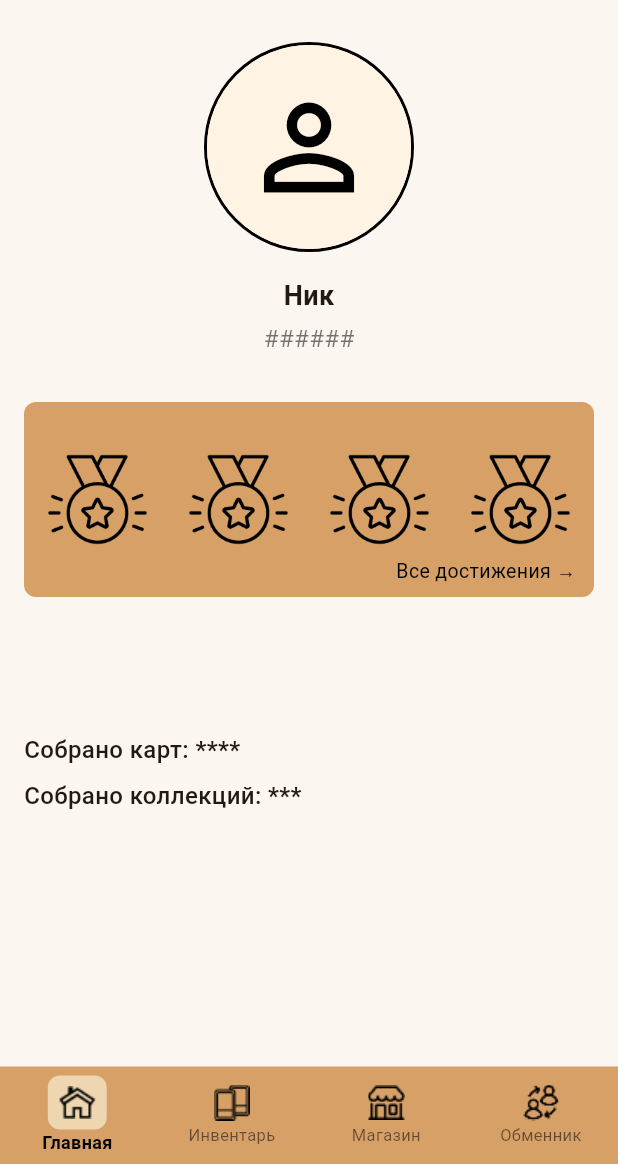
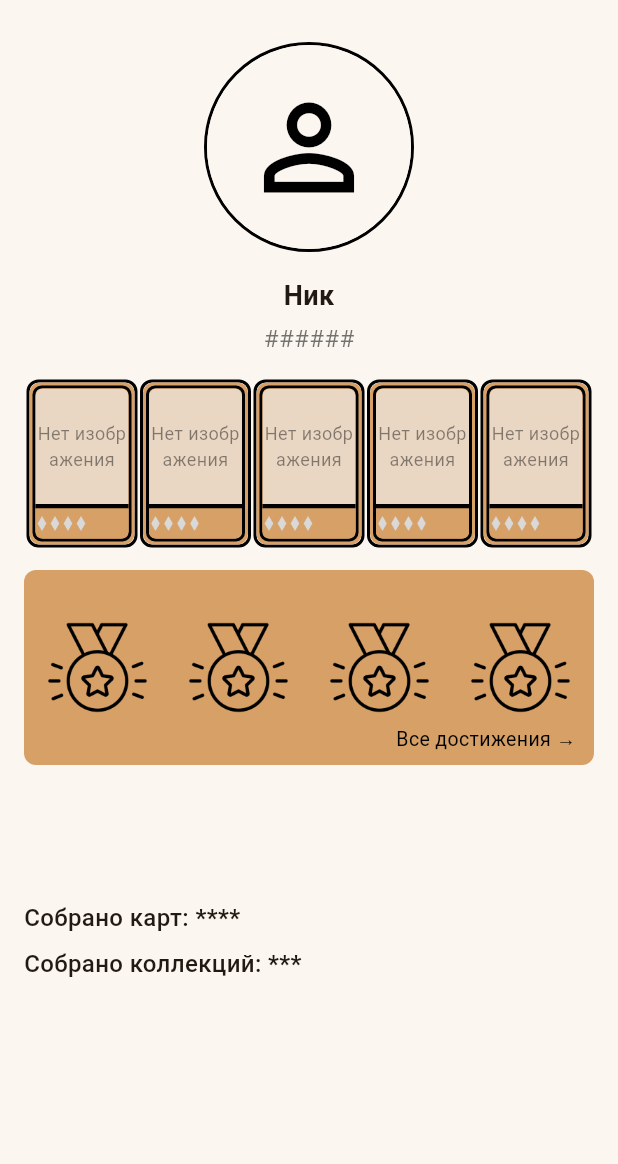
Before and after one commit to capti/Cardly, a Flutter app: the ProfileScreen screen opened directly, on a phone screen of 412 x 824 dp, the part 72-1236 px from its top. Run offline on Flutter 3.47's test engine with Material 3 defaults, Android fonts, the phone set to English and light mode, and no system bars; our stand-ins replace email_validator, flutter_svg, shared_preferences; accounts and stored records are empty; Roboto replaces fonts that are missing (Jost); project files that could hold a hidden picture were left out.

Commit message:
FCCX-135 update displaying favorite cards in the profile

```diff
--- a/frontend/lib/views/profile_screen.dart
+++ b/frontend/lib/views/profile_screen.dart
@@ -130,7 +130,7 @@ class ProfileScreen extends StatelessWidget {
                 border: Border.all(color: Colors.black, width: 2),
               ),
               child: const CircleAvatar(
-                backgroundColor: Color(0xFFFFF4E3),
+                backgroundColor: Color(0xFFFBF6EF),
                 child: Icon(
                   Icons.person_outline,
                   size: 90.0,
@@ -172,8 +172,10 @@ class ProfileScreen extends StatelessWidget {
             child: Row(
               mainAxisAlignment: MainAxisAlignment.spaceEvenly,
               children: List.generate(
-                favoriteCardIds.length,
-                (index) => _buildCard(favoriteCardIds[index]),
+                5, // Always generate 5 cards
+                (index) => _buildCard(
+                  index < favoriteCardIds.length ? favoriteCardIds[index] : -1,
+                ),
               ),
             ),
           ),
@@ -320,118 +322,9 @@ class ProfileScreen extends StatelessWidget {
           ),
 
           const Spacer(),
-
-          // Нижняя навигационная панель
-          Container(
-            decoration: const BoxDecoration(
-              color: Color(0xFFD6A067),
-            ),
-            child: BottomNavigationBar(
-              currentIndex: 0,
-              onTap: (index) {
-                switch (index) {
-                  case 0:
-                    Navigator.pushReplacement(
-                      context,
-                      MaterialPageRoute(builder: (context) => const HomeScreen()),
-                    );
-                    break;
-                  case 1:
-                    Navigator.pushReplacement(
-                      context,
-                      MaterialPageRoute(builder: (context) => const InventoryScreen()),
-                    );
-                    break;
-                  case 2:
-                    Navigator.pushReplacement(
-                      context,
-                      MaterialPageRoute(builder: (context) => const ShopScreen()),
-                    );
-                    break;
-                  case 3:
-                    Navigator.pushReplacement(
-                      context,
-                      MaterialPageRoute(builder: (context) => const ExchangesScreen()),
-                    );
-                    break;
-                }
-              },
-              backgroundColor: Colors.transparent,
-              elevation: 0,
-              type: BottomNavigationBarType.fixed,
-              selectedItemColor: Colors.black,
-              unselectedItemColor: Colors.black54,
-              showSelectedLabels: true,
-              showUnselectedLabels: true,
-              selectedIconTheme: const IconThemeData(
-                size: 28,
-              ),
-              unselectedIconTheme: const IconThemeData(
-                size: 24,
-              ),
-              selectedLabelStyle: const TextStyle(
-                fontSize: 12,
-                fontWeight: FontWeight.bold,
-                fontFamily: 'Jost',
-              ),
-              unselectedLabelStyle: const TextStyle(
-                fontSize: 11,
-                fontFamily: 'Jost',
-              ),
-              items: [
-                BottomNavigationBarItem(
-                  icon: Image.asset('assets/icons/главная.png', height: 24),
-                  activeIcon: Container(
-                    padding: const EdgeInsets.all(6),
-                    decoration: BoxDecoration(
-                      color: const Color(0xFFEDD6B0),
-                      borderRadius: BorderRadius.circular(8),
-                    ),
-                    child: Image.asset('assets/icons/главная.png', height: 24),
-                  ),
-                  label: 'Главная',
-                ),
-                BottomNavigationBarItem(
-                  icon: Image.asset('assets/icons/Инвентарь.png', height: 24),
-                  activeIcon: Container(
-                    padding: const EdgeInsets.all(6),
-                    decoration: BoxDecoration(
-                      color: const Color(0xFFEDD6B0),
-                      borderRadius: BorderRadius.circular(8),
-                    ),
-                    child: Image.asset('assets/icons/Инвентарь.png', height: 24),
-                  ),
-                  label: 'Инвентарь',
-                ),
-                BottomNavigationBarItem(
-                  icon: Image.asset('assets/icons/магазин.png', height: 24),
-                  activeIcon: Container(
-                    padding: const EdgeInsets.all(6),
-                    decoration: BoxDecoration(
-                      color: const Color(0xFFEDD6B0),
-                      borderRadius: BorderRadius.circular(8),
-                    ),
-                    child: Image.asset('assets/icons/магазин.png', height: 24),
-                  ),
-                  label: 'Магазин',
-                ),
-                BottomNavigationBarItem(
-                  icon: Image.asset('assets/icons/обменник.png', height: 24),
-                  activeIcon: Container(
-                    padding: const EdgeInsets.all(6),
-                    decoration: BoxDecoration(
-                      color: const Color(0xFFEDD6B0),
-                      borderRadius: BorderRadius.circular(8),
-                    ),
-                    child: Image.asset('assets/icons/обменник.png', height: 24),
-                  ),
-                  label: 'Обменник',
-                ),
-              ],
-            ),
-          ),
         ],
       ),
+      bottomNavigationBar: null,
     );
   }
 
@@ -496,6 +389,7 @@ class ProfileScreen extends StatelessWidget {
                             child: Text(
                               'Нет изображения',
                               style: TextStyle(color: Colors.black45, fontSize: 12),
+                              textAlign: TextAlign.center,
                             ),
                           ),
                         ),
```
